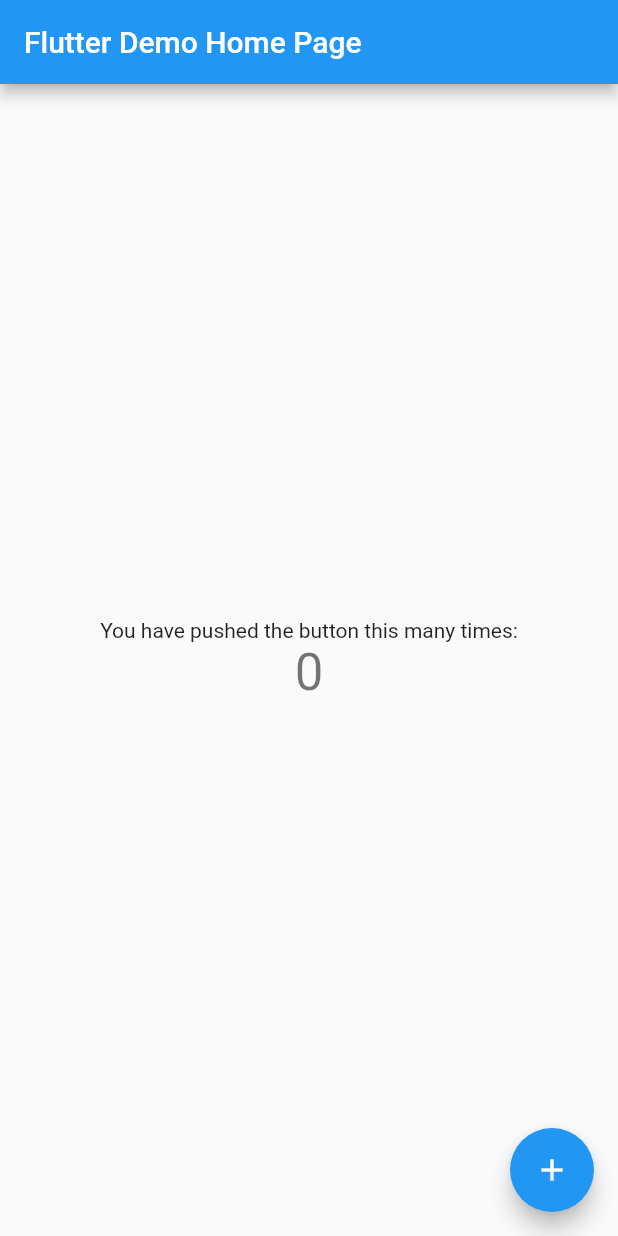
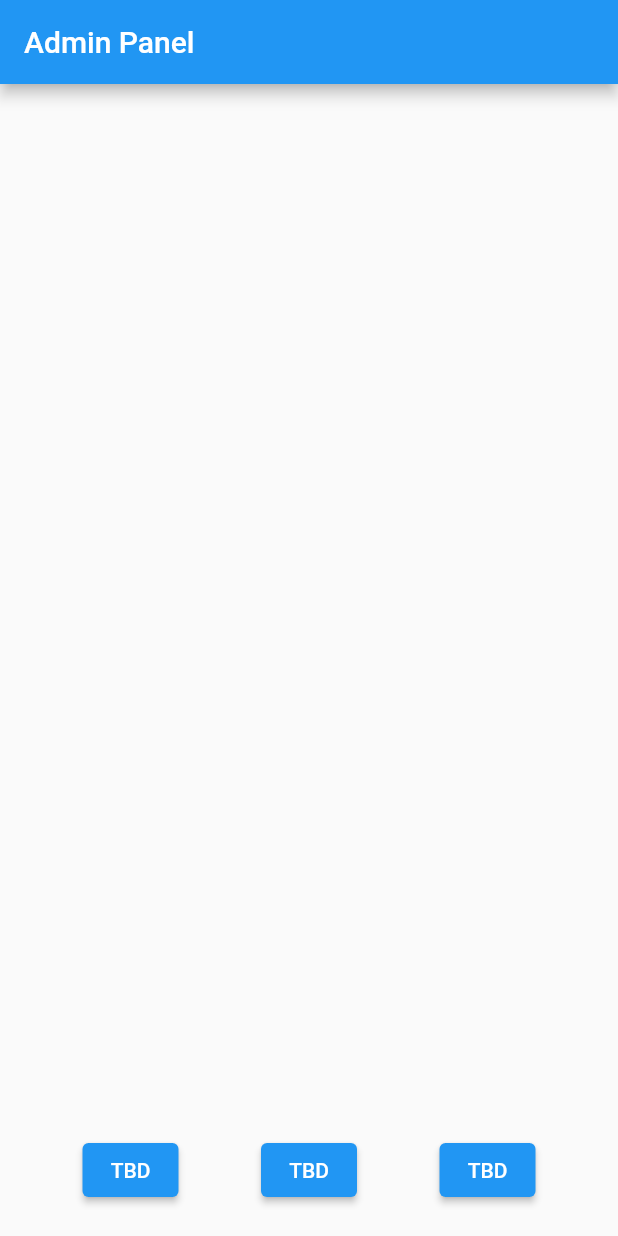
Before and after one commit to umass-cicsoft/admin-panel, a Flutter app: the screen it shows after launch, on a phone screen of 412 x 824 dp. Run offline on Flutter 3.47's test engine with Material 2 defaults, Android fonts, the phone set to English and light mode, and no system bars; our stand-ins replace firebase_core, firebase_database; accounts and stored records are empty; generated files the repository leaves out were written again.

Commit message:
Checked out modified .dart files from Oori's branch

```diff
--- /dev/null
+++ b/lib/homepage.dart
@@ -0,0 +1,81 @@
+import 'dart:async';
+import 'package:firebase_database/firebase_database.dart';
+import 'package:flutter/material.dart';
+import './member.dart';
+import './memberinfo.dart';
+
+class HomePage extends StatefulWidget {
+  const HomePage({
+    Key? key,
+  }) : super(key: key);
+
+  @override
+  State<HomePage> createState() => _HomePageState();
+}
+
+class _HomePageState extends State<HomePage> {
+  Map _members = {};
+  final _database = FirebaseDatabase.instance.ref();
+  late StreamSubscription _productStream;
+
+  @override
+  void initState() {
+    super.initState();
+    _refresh();
+  }
+
+  @override
+  void deactivate() {
+    super.deactivate();
+    _productStream.cancel();
+  }
+
+  void _refresh() {
+    _database.child('members').onValue.listen((event) {
+      final Object? _message = event.snapshot.value;
+      setState(() {
+        _members = _message as Map;
+      });
+    });
+  }
+
+  @override
+  Widget build(BuildContext context) {
+    return Scaffold(
+        appBar: AppBar(
+          title: const Text('Admin Panel'),
+        ),
+        body: Center(
+            child:
+                Column(mainAxisAlignment: MainAxisAlignment.start, children: [
+          SizedBox(
+              height: 700,
+              width: 300,
+              child: ListView.builder(
+                itemCount: _members.length,
+                itemBuilder: (context, int index) {
+                  final _member =
+                      Member.fromJson(_members[_members.keys.toList()[index]]);
+                  return ElevatedButton(
+                      onPressed: () {
+                        Navigator.push(
+                          context,
+                          MaterialPageRoute(
+                              builder: (context) =>
+                                  MemberInfo(member: _member)),
+                        );
+                      },
+                      child: Text(_member.firstName));
+                },
+              )),
+          Row(
+            mainAxisAlignment: MainAxisAlignment.spaceEvenly,
+            children: [
+              ElevatedButton(onPressed: () {}, child: const Text('TBD')),
+              ElevatedButton(onPressed: () {}, child: const Text('TBD')),
+              ElevatedButton(onPressed: () {}, child: const Text('TBD'))
+            ],
+          )
+        ])));
+  }
+}
--- a/lib/main.dart
+++ b/lib/main.dart
@@ -1,137 +1,44 @@
+import 'package:firebase_database/firebase_database.dart';
 import 'package:flutter/material.dart';
+import './firebase_options.dart';
 import 'package:firebase_core/firebase_core.dart';
-import 'package:firebase_database/firebase_database.dart';
-import 'dart:convert';
-import 'firebase_options.dart';
+import './homepage.dart';
 
-void main() async {
-  WidgetsFlutterBinding.ensureInitialized();
-  await Firebase.initializeApp(options: DefaultFirebaseOptions.currentPlatform);
-  FirebaseDatabase database = FirebaseDatabase.instance;
-  runApp(const MyApp());
+void main() {
+  WidgetsFlutterBinding.ensureInitialized(); //ensure everythings initialized!
+  runApp(MyApp());
 }
 
-// function takes in the database and a username. It pretty prints the user's data using
-// JsonEncoder
+class MyApp extends StatelessWidget {
+  MyApp({Key? key}) : super(key: key);
 
-// void printUserData(FirebaseDatabase database, String username) async {
-//   DatabaseReference ref = database.ref("/members");
-//   final testUserData = await ref.child('/$username').get();
-//   if (testUserData.exists) {
-//     const JsonEncoder encoder = JsonEncoder.withIndent("  ");
-//     String prettyUserData = encoder.convert(testUserData.value);
-//     print(prettyUserData);
-//   } else {
-//     print("No user data available!");
-//   }
-// }
-
-class MyApp extends StatelessWidget {
-  const MyApp({Key? key}) : super(key: key);
+  final Future<FirebaseApp> _server = Firebase.initializeApp(options: DefaultFirebaseOptions.currentPlatform);
 
   // This widget is the root of your application.
   @override
   Widget build(BuildContext context) {
     return MaterialApp(
-      title: 'Flutter Demo',
-      theme: ThemeData(
-        // This is the theme of your application.
-        //
-        // Try running your application with "flutter run". You'll see the
-        // application has a blue toolbar. Then, without quitting the app, try
-        // changing the primarySwatch below to Colors.green and then invoke
-        // "hot reload" (press "r" in the console where you ran "flutter run",
-        // or simply save your changes to "hot reload" in a Flutter IDE).
-        // Notice that the counter didn't reset back to zero; the application
-        // is not restarted.
-        primarySwatch: Colors.blue,
-      ),
-      home: const MyHomePage(title: 'Flutter Demo Home Page'),
-    );
+        title: 'Admin Panel',
+        theme: ThemeData(
+          primarySwatch: Colors.blue,
+        ),
+        home: FutureBuilder(
+            future: _server,
+            builder: (context, snapshot) {
+              if (snapshot.hasError) {
+                //if error occurs return this!
+                // ignore: avoid_print
+                print("ERROR: ${snapshot.error.toString()}");
+                return const Text("Oops, something went wrong!");
+              } else if (snapshot.hasData) {
+                //if data returned load up home page!
+                return  const HomePage();
+              } else {
+                //if no data has been returned yet show loading screen!
+                return const Center(
+                  child: CircularProgressIndicator(),
+                );
+              }
+            }));
   }
 }
-
-class MyHomePage extends StatefulWidget {
-  const MyHomePage({Key? key, required this.title}) : super(key: key);
-
-  // This widget is the home page of your application. It is stateful, meaning
-  // that it has a State object (defined below) that contains fields that affect
-  // how it looks.
-
-  // This class is the configuration for the state. It holds the values (in this
-  // case the title) provided by the parent (in this case the App widget) and
-  // used by the build method of the State. Fields in a Widget subclass are
-  // always marked "final".
-
-  final String title;
-
-  @override
-  State<MyHomePage> createState() => _MyHomePageState();
-}
-
-class _MyHomePageState extends State<MyHomePage> {
-  int _counter = 0;
-
-  void _incrementCounter() {
-    setState(() {
-      // This call to setState tells the Flutter framework that something has
-      // changed in this State, which causes it to rerun the build method below
-      // so that the display can reflect the updated values. If we changed
-      // _counter without calling setState(), then the build method would not be
-      // called again, and so nothing would appear to happen.
-      _counter++;
-    });
-  }
-
-  @override
-  Widget build(BuildContext context) {
-    // This method is rerun every time setState is called, for instance as done
-    // by the _incrementCounter method above.
-    //
-    // The Flutter framework has been optimized to make rerunning build methods
-    // fast, so that you can just rebuild anything that needs updating rather
-    // than having to individually change instances of widgets.
-    return Scaffold(
-      appBar: AppBar(
-        // Here we take the value from the MyHomePage object that was created by
-        // the App.build method, and use it to set our appbar title.
-        title: Text(widget.title),
-      ),
-      body: Center(
-        // Center is a layout widget. It takes a single child and positions it
-        // in the middle of the parent.
-        child: Column(
-          // Column is also a layout widget. It takes a list of children and
-          // arranges them vertically. By default, it sizes itself to fit its
-          // children horizontally, and tries to be as tall as its parent.
-          //
-          // Invoke "debug painting" (press "p" in the console, choose the
-          // "Toggle Debug Paint" action from the Flutter Inspector in Android
-          // Studio, or the "Toggle Debug Paint" command in Visual Studio Code)
-          // to see the wireframe for each widget.
-          //
-          // Column has various properties to control how it sizes itself and
-          // how it positions its children. Here we use mainAxisAlignment to
-          // center the children vertically; the main axis here is the vertical
-          // axis because Columns are vertical (the cross axis would be
-          // horizontal).
-          mainAxisAlignment: MainAxisAlignment.center,
-          children: <Widget>[
-            const Text(
-              'You have pushed the button this many times:',
-            ),
-            Text(
-              '$_counter',
-              style: Theme.of(context).textTheme.headline4,
-            ),
-          ],
-        ),
-      ),
-      floatingActionButton: FloatingActionButton(
-        onPressed: _incrementCounter,
-        tooltip: 'Increment',
-        child: const Icon(Icons.add),
-      ), // This trailing comma makes auto-formatting nicer for build methods.
-    );
-  }
-}
--- /dev/null
+++ b/lib/member.dart
@@ -0,0 +1,61 @@
+class Member {
+  final String firstName;
+  final String gitLink;
+  final int gradYear;
+  final String intResp;
+  final String joinedOn;
+  final String lastName;
+  final String linkedin;
+  final String major;
+  final String refResp;
+  final String status;
+  final String email;
+
+  Member({
+    required this.firstName,
+    required this.gitLink,
+    required this.gradYear,
+    required this.intResp,
+    required this.joinedOn,
+    required this.lastName,
+    required this.linkedin,
+    required this.major,
+    required this.refResp,
+    required this.status,
+    required this.email,
+  });
+
+  //from json to object
+  factory Member.fromJson(json) {
+    return Member(
+      firstName: json['first_name'],
+      gitLink: json['github_link'],
+      gradYear: json['graduation_year'],
+      intResp: json['interest_response'],
+      joinedOn: json['joined_on'],
+      lastName: json['last_name'],
+      linkedin: json['linkedin_link'],
+      major: json['major'],
+      refResp: json['referral_response'],
+      status: json['status'],
+      email: json['umass_email'],
+    );
+  }
+
+  //from object to json
+  Map<String, dynamic> toJson() {
+    return {
+      'first_name': firstName,
+      'github_link': gitLink,
+      'graduation_year': gradYear,
+      'interest_response': intResp,
+      'joined_on': joinedOn,
+      'last_name': lastName,
+      'linkedin_link': linkedin,
+      'major': major,
+      'referral_response': refResp,
+      'status': status,
+      'umass_email': email,
+    };
+  }
+}
```
Also changed, not shown: lib/memberinfo.dart (added, +26 -0 lines), lib/test.txt (added, +26 -0 lines).
